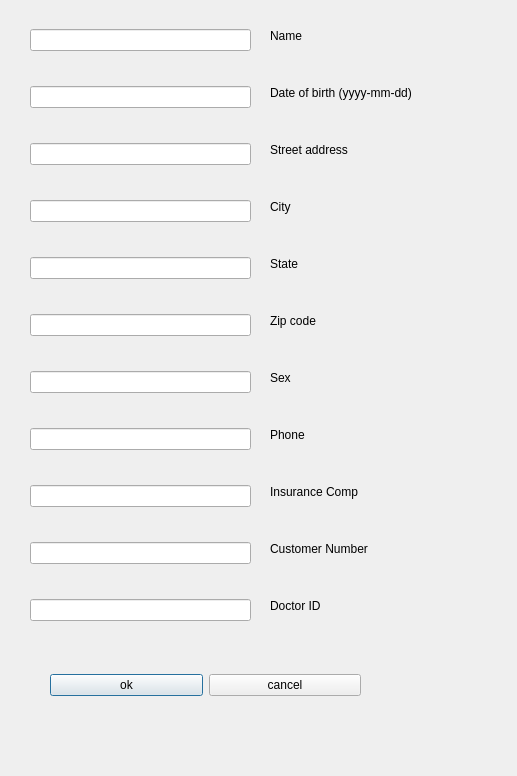
The window that editpatient2.ui (oracle-ryuu/SimpleSerums_radical_redo) describes before a commit, drawn with Qt 5.
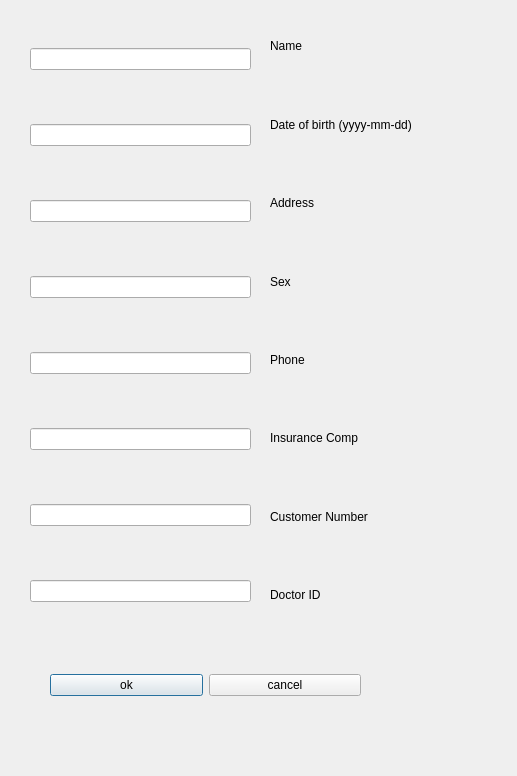
The same window after the commit.

Commit message: completed functionality to edit patient

```diff
--- a/editpatient2.ui
+++ b/editpatient2.ui
@@ -66,28 +66,7 @@
     <item>
      <widget class="QLabel" name="label_16">
       <property name="text">
-       <string>Street address</string>
-      </property>
-     </widget>
-    </item>
-    <item>
-     <widget class="QLabel" name="label_17">
-      <property name="text">
-       <string>City</string>
-      </property>
-     </widget>
-    </item>
-    <item>
-     <widget class="QLabel" name="label_18">
-      <property name="text">
-       <string>State</string>
-      </property>
-     </widget>
-    </item>
-    <item>
-     <widget class="QLabel" name="label_19">
-      <property name="text">
-       <string>Zip code</string>
+       <string>Address</string>
       </property>
      </widget>
     </item>
@@ -147,15 +126,6 @@
     <item>
      <widget class="QLineEdit" name="Address_2"/>
     </item>
-    <item>
-     <widget class="QLineEdit" name="City_2"/>
-    </item>
-    <item>
-     <widget class="QLineEdit" name="State_2"/>
-    </item>
-    <item>
-     <widget class="QLineEdit" name="Zip_2"/>
-    </item>
     <item>
      <widget class="QLineEdit" name="Sex_2"/>
     </item>
```
The commit also changes 32 other files.
